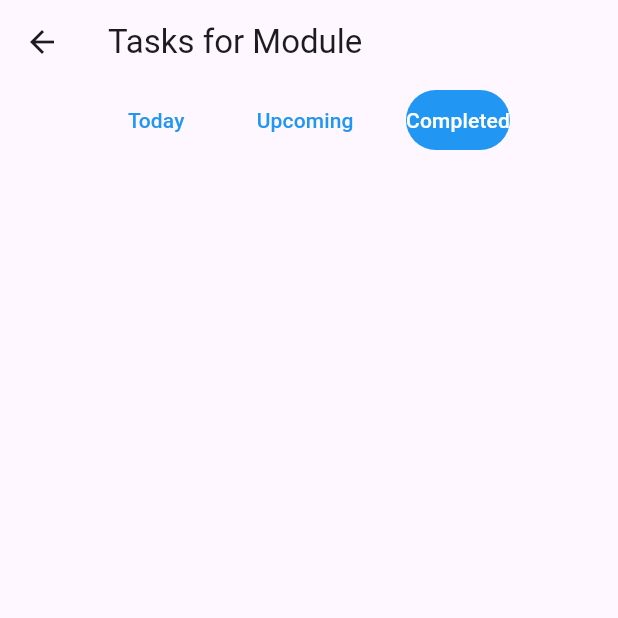
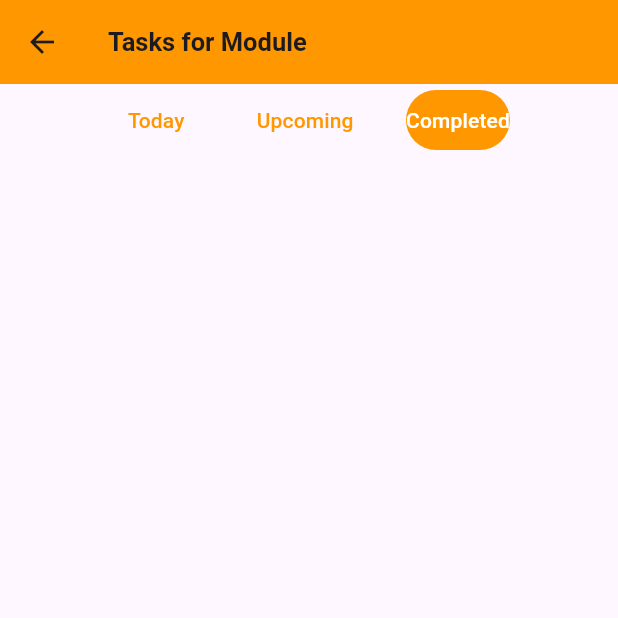
Before and after one commit to AhmedMaadi/TeamSyncAi-front, a Flutter app: the TasksPage screen opened directly with empty values, after a tap on "Completed", on a phone screen of 412 x 824 dp, the top half of it. Run offline on Flutter 3.47's test engine with Material 3 defaults, Android fonts, the phone set to English and light mode, and no system bars; our stand-ins replace percent_indicator; network calls fail.

Commit message:
first commit

```diff
--- a/lib/tasksPage.dart
+++ b/lib/tasksPage.dart
@@ -34,11 +34,10 @@ class Member {
 
 class TasksPage extends StatefulWidget {
   final String moduleId;
+  final String moduleName;
 
-  const TasksPage({
-    Key? key,
-    required this.moduleId,
-  }) : super(key: key);
+  const TasksPage({Key? key, required this.moduleId, required this.moduleName})
+      : super(key: key);
 
   @override
   _TasksPageState createState() => _TasksPageState();
@@ -213,7 +212,14 @@ class _TasksPageState extends State<TasksPage> {
   Widget build(BuildContext context) {
     return Scaffold(
       appBar: AppBar(
-        title: Text('Tasks for Module ${widget.moduleId}'),
+        backgroundColor: Colors.orange, // Background color of the app bar
+        title: Text(
+          'Tasks for Module ${widget.moduleName}',
+          style: TextStyle(
+            fontSize: 17.0, // Adjust the font size
+            fontWeight: FontWeight.bold, // Bold font weight
+          ),
+        ),
       ),
       body: Column(
         children: [
@@ -225,12 +231,12 @@ class _TasksPageState extends State<TasksPage> {
                 style: TextButton.styleFrom(
                   padding: EdgeInsets.zero,
                   backgroundColor:
-                      _showTodayTasks ? Colors.blue : Colors.transparent,
+                      _showTodayTasks ? Colors.orange : Colors.transparent,
                 ),
                 child: Text(
                   'Today',
                   style: TextStyle(
-                    color: _showTodayTasks ? Colors.white : Colors.blue,
+                    color: _showTodayTasks ? Colors.white : Colors.orange,
                   ),
                 ),
               ),
@@ -240,7 +246,7 @@ class _TasksPageState extends State<TasksPage> {
                 style: TextButton.styleFrom(
                   padding: EdgeInsets.zero,
                   backgroundColor: !_showTodayTasks && !_showCompletedTasks
-                      ? Colors.blue
+                      ? Colors.orange
                       : Colors.transparent,
                 ),
                 child: Text(
@@ -248,7 +254,7 @@ class _TasksPageState extends State<TasksPage> {
                   style: TextStyle(
                     color: !_showTodayTasks && !_showCompletedTasks
                         ? Colors.white
-                        : Colors.blue,
+                        : Colors.orange,
                   ),
                 ),
               ),
@@ -258,12 +264,12 @@ class _TasksPageState extends State<TasksPage> {
                 style: TextButton.styleFrom(
                   padding: EdgeInsets.zero,
                   backgroundColor:
-                      _showCompletedTasks ? Colors.blue : Colors.transparent,
+                      _showCompletedTasks ? Colors.orange : Colors.transparent,
                 ),
                 child: Text(
                   'Completed',
                   style: TextStyle(
-                    color: _showCompletedTasks ? Colors.white : Colors.blue,
+                    color: _showCompletedTasks ? Colors.white : Colors.orange,
                   ),
                 ),
               ),
--- a/pubspec.yaml
+++ b/pubspec.yaml
@@ -33,7 +33,7 @@ dependencies:
   fl_chart: ^0.41.0
   percent_indicator: ^3.0.1
   intl: ^0.17.0
-
+  confetti: ^0.7.0
 
   # The following adds the Cupertino Icons font to your application.
   # Use with the CupertinoIcons class for iOS style icons.
```
Also changed, not shown: lib/main.dart (+12 -5 lines), lib/tasksDetails.dart (+30 -5 lines), pubspec.lock.
